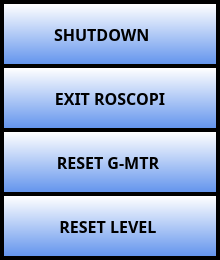
Before: the Qt Designer form ui/MenuDialog.ui in UnexplodedMinds/Stratofier, drawn with Qt 5.
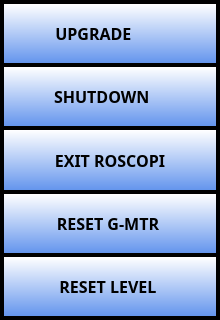
After: the same form once the commit is applied. Icons and pictures are not drawn.

Commit message: Add upgrade option to menu. Remove another unused icon and add one for upgrade button.

Patch:
```diff
--- a/ui/MenuDialog.ui
+++ b/ui/MenuDialog.ui
@@ -7,7 +7,7 @@
     <x>0</x>
     <y>0</y>
     <width>220</width>
-    <height>260</height>
+    <height>320</height>
    </rect>
   </property>
   <property name="sizePolicy">
@@ -19,13 +19,13 @@
   <property name="minimumSize">
    <size>
     <width>220</width>
-    <height>260</height>
+    <height>320</height>
    </size>
   </property>
   <property name="maximumSize">
    <size>
     <width>220</width>
-    <height>260</height>
+    <height>320</height>
    </size>
   </property>
   <property name="palette">
@@ -126,6 +126,43 @@
    <property name="bottomMargin">
     <number>2</number>
    </property>
+   <item>
+    <widget class="QPushButton" name="m_pExitButton_2">
+     <property name="sizePolicy">
+      <sizepolicy hsizetype="MinimumExpanding" vsizetype="MinimumExpanding">
+       <horstretch>0</horstretch>
+       <verstretch>0</verstretch>
+      </sizepolicy>
+     </property>
+     <property name="font">
+      <font>
+       <family>Piboto</family>
+       <pointsize>12</pointsize>
+       <weight>75</weight>
+       <bold>true</bold>
+      </font>
+     </property>
+     <property name="autoFillBackground">
+      <bool>false</bool>
+     </property>
+     <property name="text">
+      <string>UPGRADE        </string>
+     </property>
+     <property name="icon">
+      <iconset resource="../AHRSResources.qrc">
+       <normaloff>:/icons/resources/Upgrade.png</normaloff>:/icons/resources/Upgrade.png</iconset>
+     </property>
+     <property name="iconSize">
+      <size>
+       <width>32</width>
+       <height>32</height>
+      </size>
+     </property>
+     <property name="autoDefault">
+      <bool>false</bool>
+     </property>
+    </widget>
+   </item>
    <item>
     <widget class="QPushButton" name="m_pExitButton">
      <property name="sizePolicy">
```
The commit also changes 7 other files.
